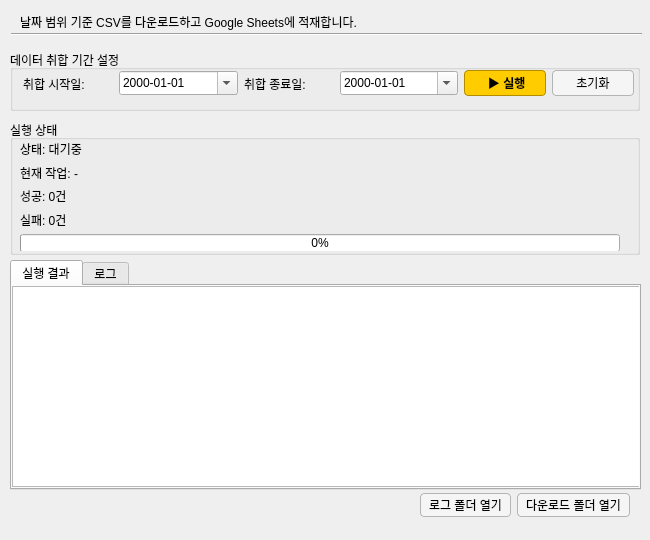
This is Resource/main.ui in mia-pp/CAU167 as Qt 5 draws it before an edit. The edited form follows.
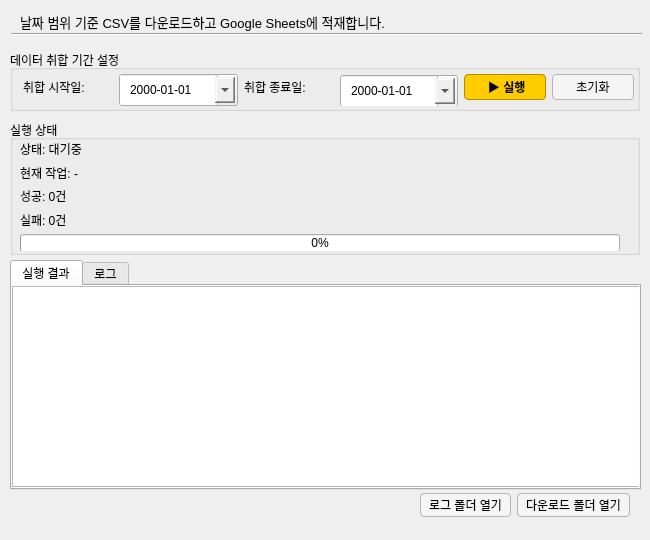
This is the edited form.

Commit message: fix: 코드 수정

What changed in the file:
```diff
--- a/Resource/main.ui
+++ b/Resource/main.ui
@@ -55,7 +55,7 @@
     </property>
     <property name="font">
      <font>
-      <pointsize>9</pointsize>
+      <pointsize>10</pointsize>
      </font>
     </property>
     <property name="text">
@@ -101,7 +101,7 @@
        <x>13</x>
        <y>18</y>
        <width>611</width>
-       <height>31</height>
+       <height>38</height>
       </rect>
      </property>
      <layout class="QHBoxLayout" name="horizontalLayout">
@@ -129,15 +129,26 @@
         <property name="minimumSize">
          <size>
           <width>100</width>
-          <height>22</height>
+          <height>28</height>
          </size>
         </property>
         <property name="maximumSize">
          <size>
           <width>120</width>
-          <height>24</height>
+          <height>25</height>
          </size>
         </property>
+        <property name="styleSheet">
+         <string notr="true">QDateEdit {
+    font-size: 9pt;
+    padding: 2px 6px;
+    min-height: 22px;
+}
+
+QDateEdit::drop-down {
+    width: 20px;
+}</string>
+        </property>
         <property name="displayFormat">
          <string>yyyy-MM-dd</string>
         </property>
@@ -170,7 +181,7 @@
         <property name="minimumSize">
          <size>
           <width>100</width>
-          <height>22</height>
+          <height>28</height>
          </size>
         </property>
         <property name="maximumSize">
@@ -184,6 +195,17 @@
           <pointsize>9</pointsize>
          </font>
         </property>
+        <property name="styleSheet">
+         <string notr="true">QDateEdit {
+    font-size: 9pt;
+    padding: 2px 6px;
+    min-height: 22px;
+}
+
+QDateEdit::drop-down {
+    width: 20px;
+}</string>
+        </property>
         <property name="displayFormat">
          <string>yyyy-MM-dd</string>
         </property>
```
The commit also changes 1 other file.
